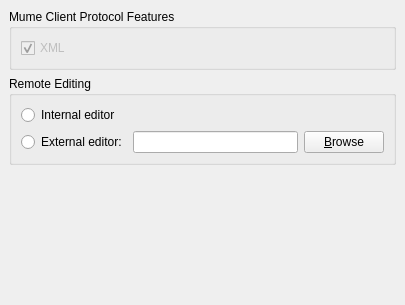
Old version of the form src/preferences/mumeprotocolpage.ui in the repository MUME/MMapper.
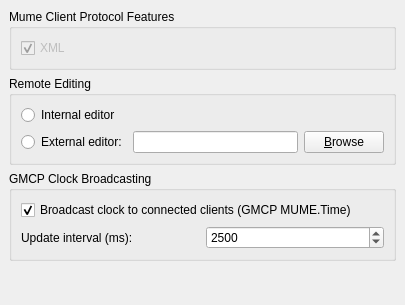
New version of the form.

The edit to the form file:
```diff
--- a/src/preferences/mumeprotocolpage.ui
+++ b/src/preferences/mumeprotocolpage.ui
@@ -120,6 +120,66 @@
      </layout>
     </widget>
    </item>
+   <item>
+    <widget class="QGroupBox" name="groupBox_3">
+     <property name="title">
+      <string>GMCP Clock Broadcasting</string>
+     </property>
+     <layout class="QGridLayout" name="gridLayout_2">
+      <property name="leftMargin">
+       <number>9</number>
+      </property>
+      <property name="topMargin">
+       <number>9</number>
+      </property>
+      <property name="rightMargin">
+       <number>9</number>
+      </property>
+      <property name="bottomMargin">
+       <number>9</number>
+      </property>
+      <property name="spacing">
+       <number>6</number>
+      </property>
+      <item row="0" column="0" colspan="2">
+       <widget class="QCheckBox" name="gmcpBroadcastCheckBox">
+        <property name="text">
+         <string>Broadcast clock to connected clients (GMCP MUME.Time)</string>
+        </property>
+        <property name="checked">
+         <bool>true</bool>
+        </property>
+       </widget>
+      </item>
+      <item row="1" column="0">
+       <widget class="QLabel" name="gmcpIntervalLabel">
+        <property name="text">
+         <string>Update interval (ms):</string>
+        </property>
+       </widget>
+      </item>
+      <item row="1" column="1">
+       <widget class="QSpinBox" name="gmcpIntervalSpinBox">
+        <property name="minimum">
+         <number>500</number>
+        </property>
+        <property name="maximum">
+         <number>60000</number>
+        </property>
+        <property name="singleStep">
+         <number>500</number>
+        </property>
+        <property name="value">
+         <number>2500</number>
+        </property>
+        <property name="toolTip">
+         <string>How often to send clock updates to clients (default: 2500ms = 1 MUME minute)</string>
+        </property>
+       </widget>
+      </item>
+     </layout>
+    </widget>
+   </item>
    <item>
     <spacer>
      <property name="orientation">
```
Left out of the diff: 2 changed lines with no effect on the pictures.
